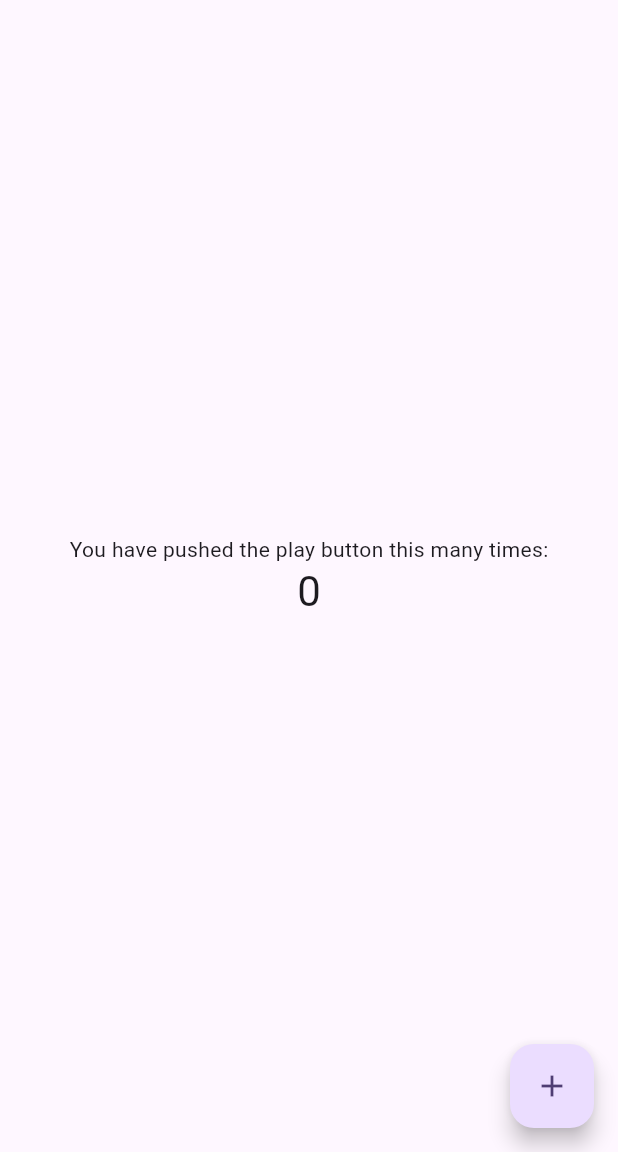
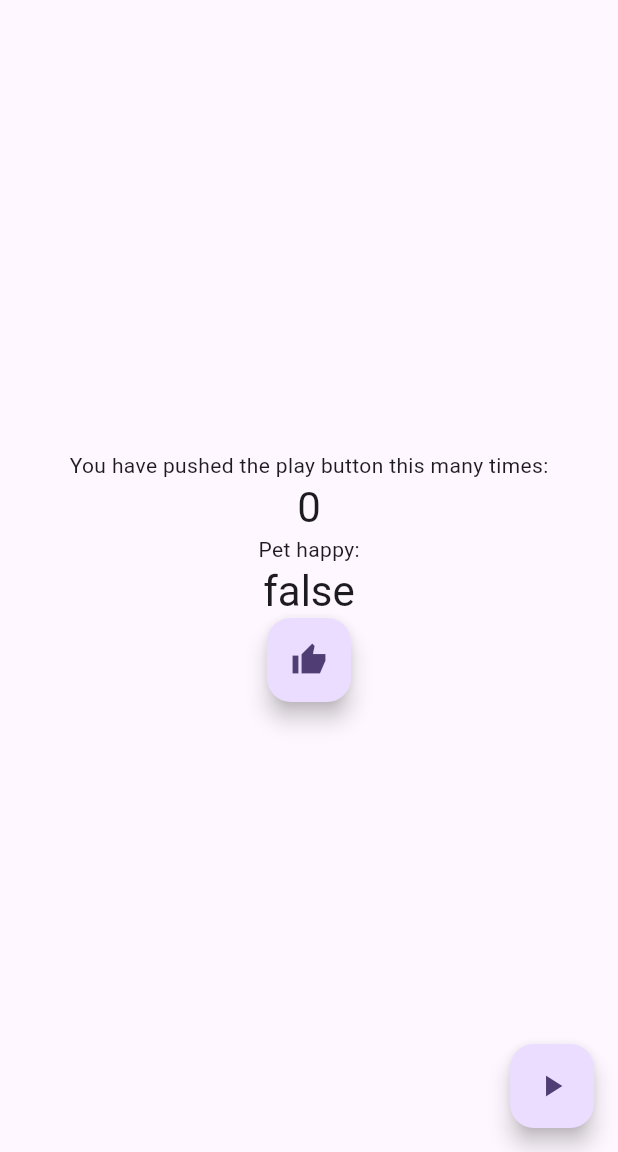
Before and after one commit to PhiGsu/-digital_pet_app, a Flutter app: the screen it shows after launch, on a phone screen of 412 x 824 dp, the part 84-1236 px from its top. Run offline on Flutter 3.47's test engine with Material 3 defaults, Android fonts, the phone set to English and light mode, and no system bars.

Commit message:
Added hapiness tracking feature

```diff
--- a/lib/main.dart
+++ b/lib/main.dart
@@ -32,10 +32,17 @@ class MyHomePage extends StatefulWidget {
 
 class _MyHomePageState extends State<MyHomePage> {
   int _counter = 0;
+  bool _happy = false;
 
   void _incrementCounter() {
     setState(() {
       _counter++;
+    });
+  }
+
+  void onPressed() {
+    setState(() {
+      _happy = true;
     });
   }
 
@@ -57,13 +64,22 @@ class _MyHomePageState extends State<MyHomePage> {
               '$_counter',
               style: Theme.of(context).textTheme.headlineMedium,
             ),
+            Text('Pet happy:'),
+            Text(
+              '$_happy',
+              style: Theme.of(context).textTheme.headlineMedium,
+            ),
+            FloatingActionButton(
+              onPressed: onPressed,
+              child: const Icon(Icons.thumb_up_sharp)
+            ),
           ],
         ),
       ),
       floatingActionButton: FloatingActionButton(
         onPressed: _incrementCounter,
         tooltip: 'Play',
-        child: const Icon(Icons.add),
+        child: const Icon(Icons.play_arrow),
       ),
     );
   }
```
